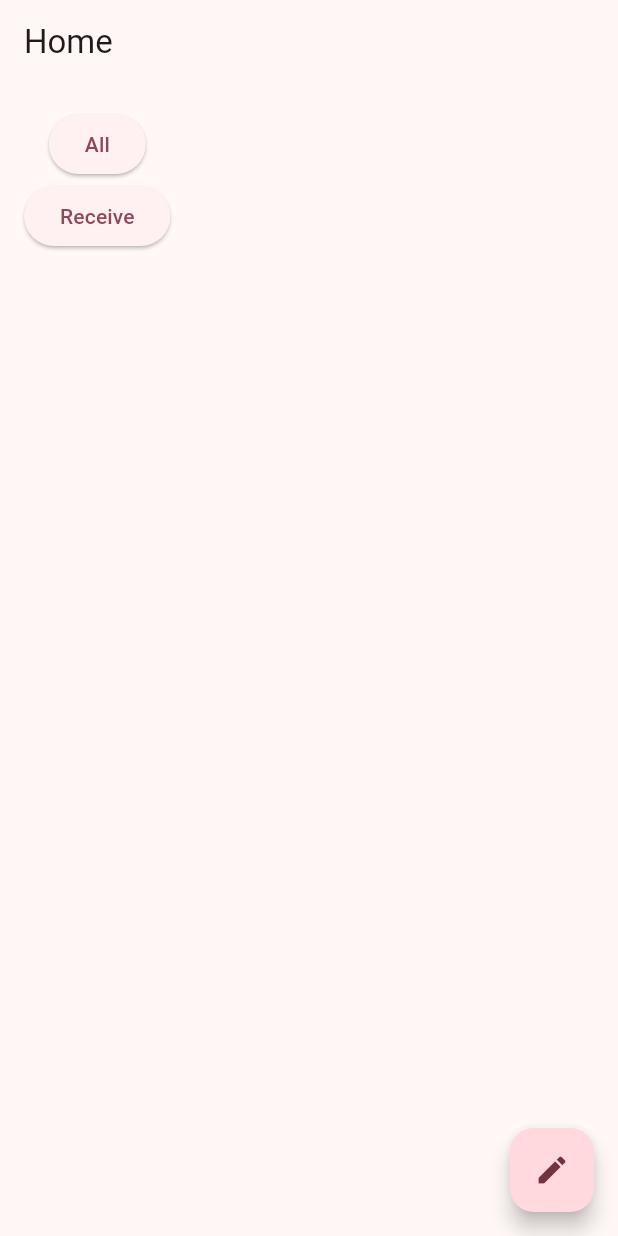
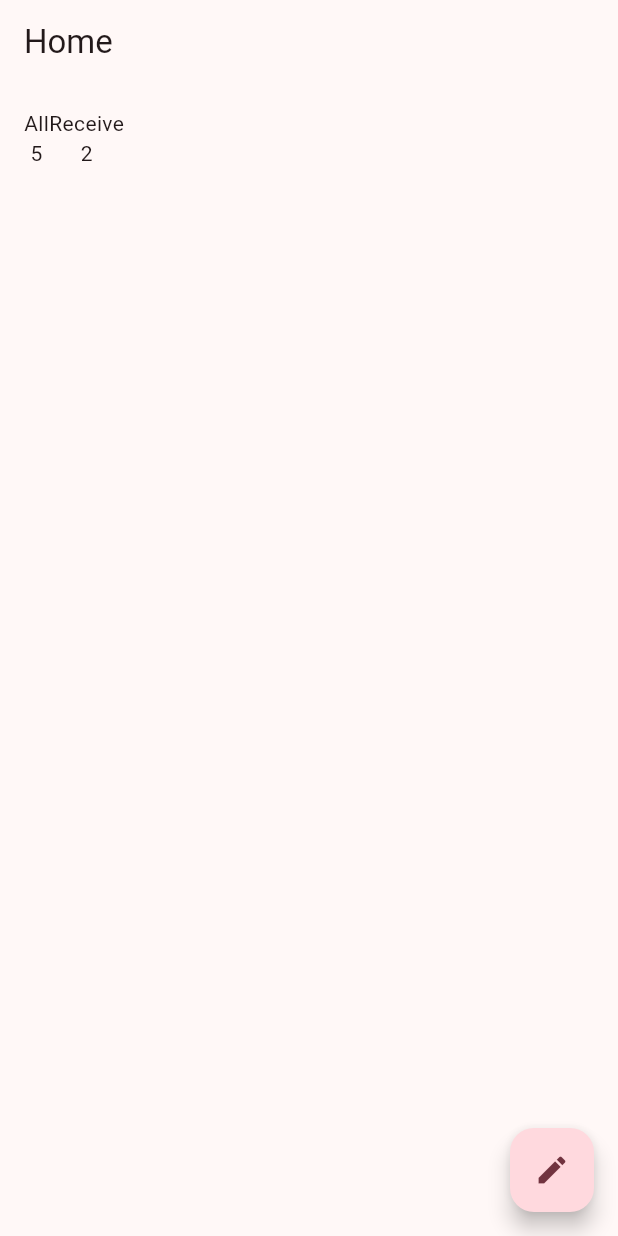
Before and after one commit to InkyChew/flutter-grateful, a Flutter app: the screen it shows after launch, on a phone screen of 412 x 824 dp. Run offline on Flutter 3.47's test engine with Material 3 defaults, Android fonts, the phone set to English and light mode, and no system bars; our stand-ins replace equatable, flutter_bloc.

Commit message:
home bloc

```diff
--- /dev/null
+++ b/lib/bloc/home_bloc.dart
@@ -0,0 +1,31 @@
+import 'package:equatable/equatable.dart';
+import 'package:flutter_bloc/flutter_bloc.dart';
+import 'package:flutter_grateful/models/msg.dart';
+import 'package:flutter_grateful/services/msg_service.dart';
+
+part 'home_event.dart';
+part 'home_state.dart';
+
+class HomeBloc extends Bloc<HomeEvent, HomeState> {
+  final MsgService _msgService;
+
+  HomeBloc(this._msgService) : super(HomeInitial()) {
+    on<HomeLoadedEvent>(_onLoadHome);
+  }
+
+  Future<void> _onLoadHome(
+    HomeLoadedEvent event,
+    Emitter<HomeState> emit,
+  ) async {
+    try {
+      emit(HomeLoading());
+
+      final all = await _msgService.getMessages(to: 1);
+      final recevied = await _msgService.getMessages(to: 1, from: -1);
+
+      emit(HomeLoaded(all, recevied));
+    } catch (e) {
+      emit(HomeError(e.toString()));
+    }
+  }
+}
--- /dev/null
+++ b/lib/bloc/home_event.dart
@@ -0,0 +1,14 @@
+part of 'home_bloc.dart';
+
+sealed class HomeEvent extends Equatable {
+  const HomeEvent();
+
+  @override
+  List<Object> get props => [];
+}
+
+class HomeLoadedEvent extends HomeEvent {
+  final int userId;
+
+  const HomeLoadedEvent(this.userId);
+}
--- /dev/null
+++ b/lib/bloc/home_state.dart
@@ -0,0 +1,25 @@
+part of 'home_bloc.dart';
+
+sealed class HomeState extends Equatable {
+  const HomeState();
+
+  @override
+  List<Object> get props => [];
+}
+
+final class HomeInitial extends HomeState {}
+
+final class HomeLoading extends HomeState {}
+
+final class HomeError extends HomeState {
+  final String error;
+
+  const HomeError(this.error);
+}
+
+final class HomeLoaded extends HomeState {
+  final List<Msg> allMessages;
+  final List<Msg> receivedMessages;
+
+  const HomeLoaded(this.allMessages, this.receivedMessages);
+}
--- a/lib/pages/home_page.dart
+++ b/lib/pages/home_page.dart
@@ -1,8 +1,10 @@
 import 'package:flutter/material.dart';
 import 'package:flutter_bloc/flutter_bloc.dart';
+import 'package:flutter_grateful/bloc/home_bloc.dart';
 import 'package:flutter_grateful/bloc/msg_bloc.dart';
 import 'package:flutter_grateful/pages/msg_edit_page.dart';
 import 'package:flutter_grateful/pages/msg_list_page.dart';
+import 'package:flutter_grateful/services/msg_service.dart';
 
 class HomePage extends StatelessWidget {
   final int userId = 1;
@@ -10,46 +12,80 @@ class HomePage extends StatelessWidget {
 
   @override
   Widget build(BuildContext context) {
-
     return Scaffold(
       appBar: AppBar(
         title: const Text('Home'),
       ),
-      body: Padding(
+      body: BlocProvider(
+        create: (context) =>
+            HomeBloc(MsgService())..add(HomeLoadedEvent(userId)),
+        child: BlocConsumer<HomeBloc, HomeState>(
+          listener: (context, state) {
+            if (state is HomeError) {
+              ScaffoldMessenger.of(context).showSnackBar(
+                SnackBar(content: Text('Error: ${state.error}')),
+              );
+            }
+          },
+          builder: (context, state) {
+            if (state is HomeLoading) {
+              return const Center(child: CircularProgressIndicator());
+            } else if (state is HomeLoaded) {
+              return Padding(
                 padding: const EdgeInsets.all(16.0),
-        child: Column(
+                child: Row(
                   children: [
-            ElevatedButton(
-              onPressed: () {
+                    GestureDetector(
+                      onTap: () {
                         Navigator.push(
                           context,
                           MaterialPageRoute(
                             builder: (context) => BlocProvider(
                               create: (context) =>
                                   MsgBloc()..add(GetMsgListEvent(to: userId)),
-                      child: MsgListPage(userId: userId,),
+                              child: MsgListPage(
+                                userId: userId,
+                              ),
                             ),
                           ),
                         );
                       },
-              child: const Text('All'),
+                      child: Column(
+                        children: [
+                          const Text('All'),
+                          Text(state.allMessages.length.toString()),
+                        ],
                       ),
-            ElevatedButton(
-              onPressed: () {
+                    ),
+                    GestureDetector(
+                      onTap: () {
                         Navigator.push(
                           context,
                           MaterialPageRoute(
                             builder: (context) => BlocProvider(
-                      create: (context) =>
-                          MsgBloc()..add(GetMsgListEvent(from: -1, to: userId)),
-                      child: MsgListPage(userId: userId,),
+                              create: (context) => MsgBloc()
+                                ..add(GetMsgListEvent(from: -1, to: userId)),
+                              child: MsgListPage(
+                                userId: userId,
+                              ),
                             ),
                           ),
                         );
                       },
-              child: const Text('Receive'),
+                      child: Column(
+                        children: [
+                          const Text('Receive'),
+                          Text(state.receivedMessages.length.toString()),
+                        ],
+                      ),
                     ),
                   ],
+                ),
+              );
+            } else {
+              return const Center(child: Text('Something went wrong.'));
+            }
+          },
         ),
       ),
       floatingActionButton: FloatingActionButton(
--- /dev/null
+++ b/lib/services/msg_service.dart
@@ -0,0 +1,41 @@
+import 'package:flutter_grateful/models/msg.dart';
+
+class MsgService {
+  final List<Msg> _messages = [
+    Msg(
+        text:
+            "You are awesome.Lorem ipsum dolor sit amet consectetur adipisicing elit. Maxime, iure voluptas ducimus esse deserunt temporibus sunt recusandae provident culpa in.",
+        from: 1,
+        to: 1),
+    Msg(
+        text:
+            "It's a sunny day.Lorem ipsum dolor sit amet consectetur adipisicing elit. Maxime, iure voluptas ducimus esse deserunt temporibus sunt recusandae provident culpa in.",
+        from: 2,
+        to: 1),
+    Msg(
+        text:
+            "You're so beautiful.Lorem ipsum dolor sit amet consectetur adipisicing elit. Maxime,",
+        from: 3,
+        to: 1),
+    Msg(text: "Hi it's nice to see you.", from: 1, to: 1),
+    Msg(
+        text:
+            "Hi it's a new day.Lorem ipsum dolor sit amet consectetur adipisicing elit. Maxime, iure",
+        from: 1,
+        to: 1),
+  ];
+
+  MsgService();
+
+  Future<List<Msg>> getMessages({required int to, int? from}) async {
+    // handle API calls
+    await Future.delayed(const Duration(seconds: 2));
+    Iterable<Msg> filteredMsgList = _messages.where((m) => m.to == to);
+    if (from != null) {
+      filteredMsgList = _messages.where((m) {
+        return (from == -1) ? m.from != to : m.from == from;
+      });
+    }
+    return filteredMsgList.toList();
+  }
+}
```
Lines whose indentation alone changed are shown as unchanged.
